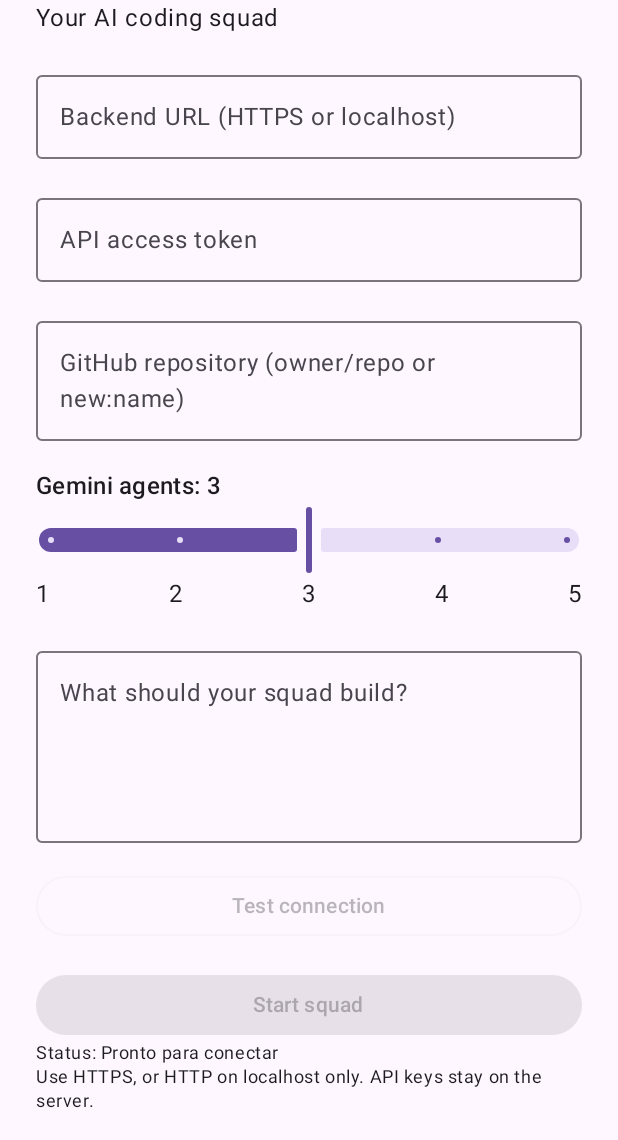
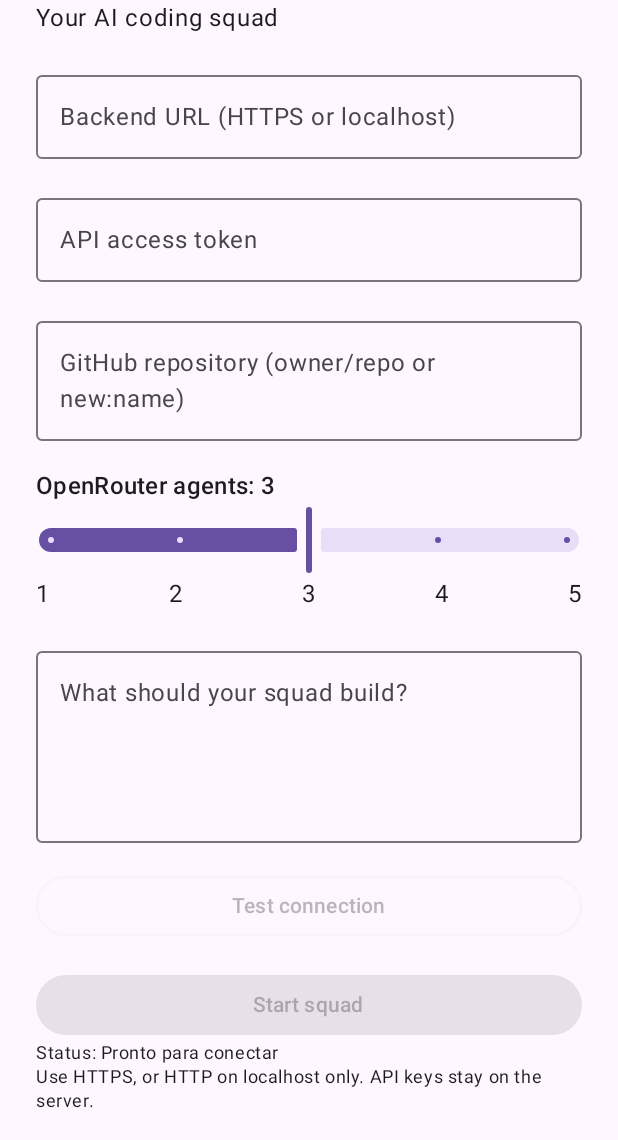
Before and after one commit to davineresmedeiros-dotcom/RepoSquad, an Android app built with Jetpack Compose: the screen it shows after launch (MainActivity), on a phone screen of 412 x 824 dp, the part 96-1236 px from its top. Run offline under Robolectric (Android 15) with nearby library versions, the phone set to English and light mode, and no system bars.

Commit message:
Switch RepoSquad AI provider to OpenRouter

```diff
--- a/app/src/main/java/com/reposquad/app/MainActivity.kt
+++ b/app/src/main/java/com/reposquad/app/MainActivity.kt
@@ -156,7 +156,7 @@ private fun RepoSquadScreen() {
                     )
                 }
                 item {
-                    Text("Gemini agents: $agents", style = MaterialTheme.typography.titleMedium)
+                    Text("OpenRouter agents: $agents", style = MaterialTheme.typography.titleMedium)
                     Slider(
                         value = agents.toFloat(),
                         onValueChange = { agents = it.toInt().coerceIn(1, 5) },
```
